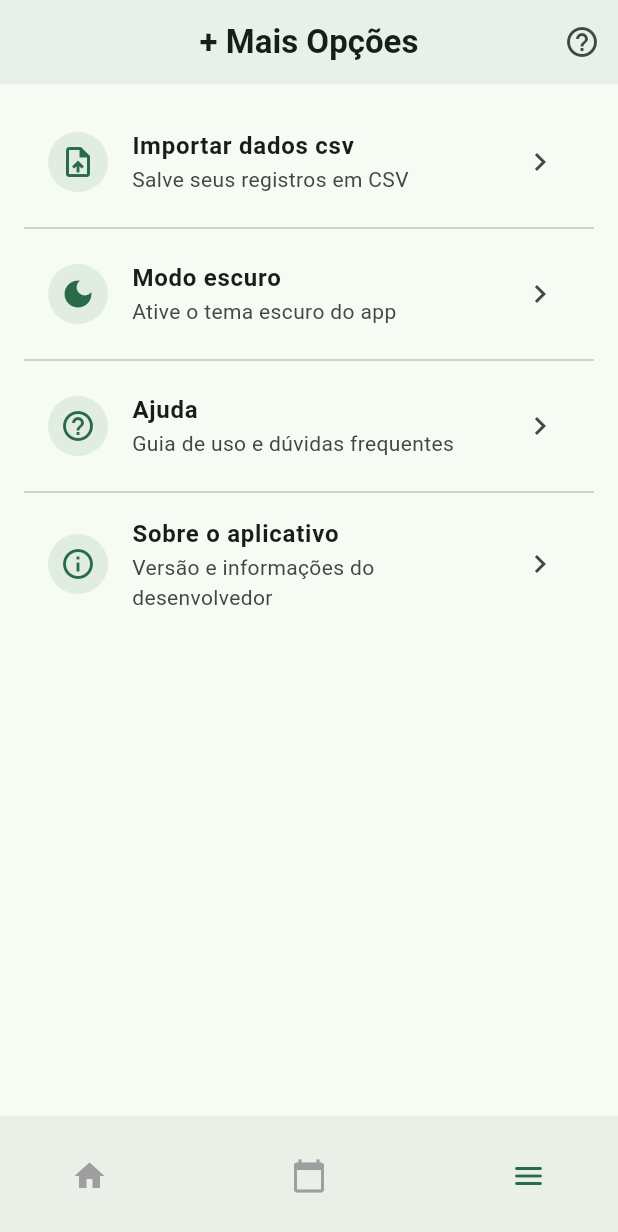
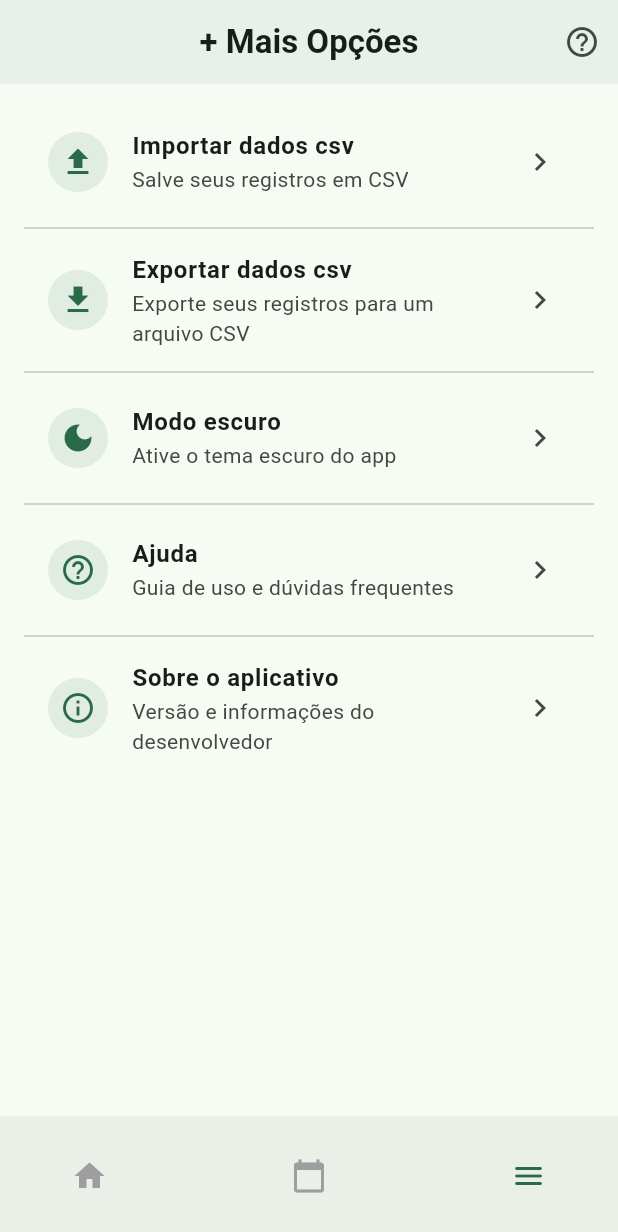
Before and after one commit to TheKznDev/easy_finance, a Flutter app: the screen it shows after launch, item 3 of the bottom bar chosen, on a phone screen of 412 x 824 dp. Shown: the top 1232 px of the screen. Run offline on Flutter 3.47's test engine with Material 3 defaults, Android fonts, the phone set to English and light mode, and no system bars; our stand-ins replace csv, file_picker, hive, hive_flutter; accounts and stored records are empty.

Commit message:
FIX: Configuração modo escuro, redesign icones importar/exportar

```diff
--- a/lib/main.dart
+++ b/lib/main.dart
@@ -1,3 +1,4 @@
+import 'package:financas_app/utils/theme_manager.dart';
 import 'package:flutter/material.dart';
 import 'package:hive_flutter/hive_flutter.dart';
 import 'package:intl/date_symbol_data_local.dart';
@@ -22,6 +23,9 @@ class MyApp extends StatelessWidget {
 
   @override
   Widget build(BuildContext context) {
+    return ValueListenableBuilder<ThemeMode>(
+      valueListenable: themeManager.themeModeNotifier,
+      builder: (context, themeMode, child) {
         return MaterialApp(
           title: 'Finanças App',
           debugShowCheckedModeBanner: false,
@@ -31,16 +35,14 @@ class MyApp extends StatelessWidget {
                 brightness: Brightness.light),
             useMaterial3: true,
           ),
-
           darkTheme: ThemeData.dark().copyWith(
             scaffoldBackgroundColor: const Color(0xFF121212),
             colorScheme: const ColorScheme.dark(
               primary: Color.fromARGB(255, 58, 183, 177),
               secondary: Colors.purpleAccent,
             ),
-
           ),
-      themeMode: ThemeMode.system,
+          themeMode: themeMode,
           localizationsDelegates: const [
             GlobalMaterialLocalizations.delegate,
             GlobalWidgetsLocalizations.delegate,
@@ -50,9 +52,9 @@ class MyApp extends StatelessWidget {
             Locale('pt', 'BR'),
             Locale('en', 'US'),
           ],
-
           home: const HomePage(),
-
+        );
+      },
     );
   }
 }
--- a/lib/pages/settings_menu_page.dart
+++ b/lib/pages/settings_menu_page.dart
@@ -2,6 +2,7 @@ import 'package:financas_app/pages/about.dart';
 import 'package:financas_app/pages/help.dart';
 import 'package:financas_app/utils/csv_export.dart';
 import 'package:financas_app/utils/import.dart';
+import 'package:financas_app/utils/theme_manager.dart';
 import 'package:financas_app/widgets/toggle_dark_mode.dart';
 import 'package:flutter/material.dart';
 import 'package:file_picker/file_picker.dart';
@@ -13,10 +14,16 @@ class SettingsPage extends StatelessWidget {
   Widget build(BuildContext context) {
     final items = [
       {
-        'icon': Icons.upload_file,
+        'icon': Icons.upload,
         'title': 'Importar dados csv',
         'subtitle': 'Salve seus registros em CSV',
         'onTap': () => _showSnack(context, 'Importar dados'),
+      },
+      {
+        'icon': Icons.download,
+        'title': 'Exportar dados csv',
+        'subtitle': 'Exporte seus registros para um arquivo CSV',
+        'onTap': () => _showSnack(context, 'Exportar dados'),
       },
       {
         'icon': Icons.dark_mode,
@@ -63,40 +70,32 @@ class SettingsPage extends StatelessWidget {
   }
 
   static void _showSnack(BuildContext context, String text) {
-
     switch (text) {
-
-      case "Sobre o aplicativo":
-        Navigator.push(context, MaterialPageRoute(builder: (context) => const AboutPage()));
+      case 'Sobre o aplicativo':
+        Navigator.push(
+            context, MaterialPageRoute(builder: (context) => const AboutPage()));
         break;
 
-      case "Modo escuro":
+      case 'Modo escuro':
         showToggleDarkModeDialog(
           context: context,
-          currentThemeMode: Theme.of(context).brightness == Brightness.dark ? ThemeMode.dark : ThemeMode.light,
+          currentThemeMode: themeManager.themeModeNotifier.value,
           onThemeModeChanged: (ThemeMode mode) {
-
-            // INSERIR: Definir o modo de tema do app.
-            final root = context.findAncestorStateOfType<NavigatorState>()?.context ?? context;
-            // Encontrar o ancestor MaterialApp para acessar o ThemeMode
-            // Aqui, usamos InheritedWidget para alterar tema dinamicamente, mas como o MaterialApp foi instanciado com ThemeMode.system hardcoded,
-            // é preciso usar um gerenciador de estado global em produção. Para fins didáticos/temporários:
-            // ScaffoldMessenger para informar ao usuário (comente/remova se usar provider/get)
-            ScaffoldMessenger.of(context).showSnackBar(
-              SnackBar(content: Text('Modo de tema alterado para: ${mode.name} (requer reinício)')),
-            );
-
+            themeManager.setThemeMode(mode);
           },
         );
         break;
 
-        case "Exportar dados":
-          FilePicker.platform.saveFile(
+      case 'Exportar dados':
+        FilePicker.platform
+            .saveFile(
           dialogTitle: 'Salvar CSV Exportado',
-            fileName: 'transacoes_export_${DateTime.now().millisecondsSinceEpoch}.csv',
+          fileName:
+              'transacoes_export_${DateTime.now().millisecondsSinceEpoch}.csv',
           type: FileType.custom,
           allowedExtensions: ['csv'],
-          ).then((selectedPath) async {
+        )
+            .then((selectedPath) async {
           if (selectedPath != null) {
             try {
               final filePath = await exportAllTransactionsToCsv(selectedPath);
@@ -112,24 +111,22 @@ class SettingsPage extends StatelessWidget {
         });
         break;
 
-      case "Ajuda":
+      case 'Ajuda':
         Navigator.push(
           context,
           MaterialPageRoute(builder: (context) => const HelpPage()),
         );
         break;
 
-        case "Importar dados":
+      case 'Importar dados':
         ImportUtils.importarTransacoesCsv(context);
         break;
-
 
       default:
         ScaffoldMessenger.of(context).showSnackBar(
           SnackBar(content: Text('$text em breve...')),
         );
         break;
-
     }
   }
 }
```
Also changed, not shown: lib/utils/theme_manager.dart (added, +13 -0 lines), pubspec.lock. Lines whose indentation alone changed are shown as unchanged.
